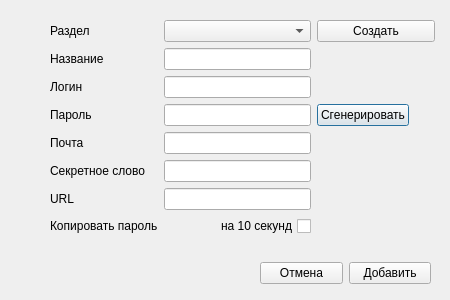
First picture: the form in ui/AddingData.ui, repository rybkinn/PasswordSaver, before the edit.
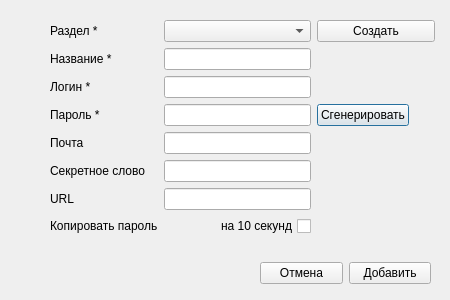
Second picture: the form after the edit. Icons and pictures are not drawn.

Commit message: required fields are highlighted

Patch:
```diff
--- a/ui/AddingData.ui
+++ b/ui/AddingData.ui
@@ -65,14 +65,14 @@
     <item row="2" column="0">
      <widget class="QLabel" name="label_3">
       <property name="text">
-       <string>Логин</string>
+       <string>Логин *</string>
       </property>
      </widget>
     </item>
     <item row="0" column="0">
      <widget class="QLabel" name="label">
       <property name="text">
-       <string>Раздел</string>
+       <string>Раздел *</string>
       </property>
      </widget>
     </item>
@@ -99,7 +99,7 @@
     <item row="1" column="0">
      <widget class="QLabel" name="label_2">
       <property name="text">
-       <string>Название</string>
+       <string>Название *</string>
       </property>
      </widget>
     </item>
@@ -116,7 +116,7 @@
     <item row="3" column="0">
      <widget class="QLabel" name="label_4">
       <property name="text">
-       <string>Пароль</string>
+       <string>Пароль *</string>
       </property>
      </widget>
     </item>
```
The commit also changes 2 other files.
